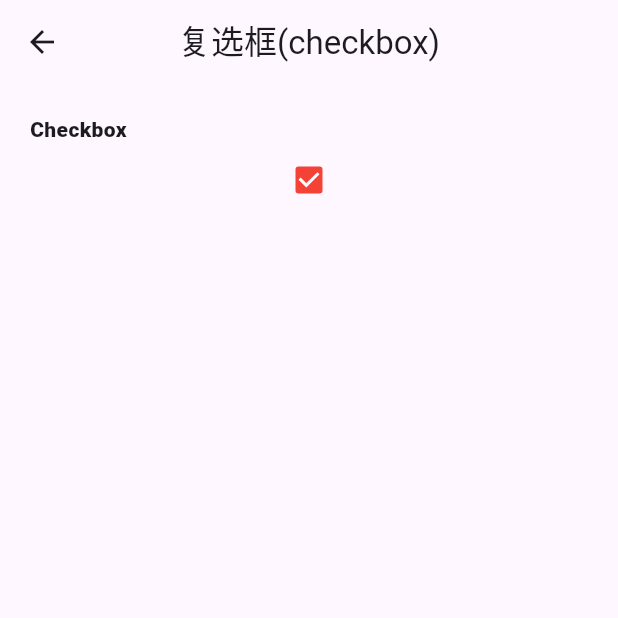
After one commit to iotzzh/zh-flutter-demos, a Flutter app: the ZHCheckbox screen opened by its route, on a phone screen of 412 x 824 dp, the top half of it. The commit adds this screen. Run offline on Flutter 3.47's test engine with Material 2 defaults, Android fonts, the phone set to English and light mode, and no system bars.

Commit message:
添加复选框组件

```diff
--- a/lib/main.dart
+++ b/lib/main.dart
@@ -4,6 +4,7 @@ import 'package:zh_flutter_demos/views/basic/button.dart';
 import 'package:zh_flutter_demos/views/basic/img_icon.dart';
 import 'package:zh_flutter_demos/views/form/form.dart';
 import 'package:zh_flutter_demos/views/form/switch.dart';
+import 'package:zh_flutter_demos/views/form/checkbox.dart';
 
 void main() => runApp(const MyApp());
 
@@ -29,6 +30,7 @@ class MyApp extends StatelessWidget {
         // 表单组件
         'form': (context) => const ZHForm(),
         'switch': (context) => const ZHSwitch(),
+        'checkbox': (context) => const ZHCheckbox(),
       },
     );
   }
@@ -77,9 +79,13 @@ List<Item> generateItems() {
         text: '表单(Form)',
         routeName: 'form',
       ),
-            ItemButton(
+      ItemButton(
         text: '开关(Switch)',
         routeName: 'switch',
+      ),
+      ItemButton(
+        text: '复选框(checkbox)',
+        routeName: 'checkbox',
       )
     ]),
     Item(headerValue: '布局类组件', buttons: [
--- /dev/null
+++ b/lib/views/form/checkbox.dart
@@ -0,0 +1,43 @@
+import 'package:flutter/cupertino.dart';
+import 'package:flutter/material.dart';
+
+class ZHCheckbox extends StatefulWidget {
+  const ZHCheckbox({Key? key}) : super(key: key);
+  @override
+  State<StatefulWidget> createState() {
+    return ZHCheckboxState();
+  }
+}
+
+class ZHCheckboxState extends State<ZHCheckbox> {
+  bool? _checkboxSelected = true; //维护复选框状态
+
+  @override
+  Widget build(BuildContext context) {
+    return Scaffold(
+        appBar: AppBar(
+          title: const Text('复选框(checkbox)'),
+          centerTitle: true,
+        ),
+        body: ListView(
+          shrinkWrap: true,
+          padding: const EdgeInsets.all(20.0),
+          children: <Widget>[
+            const Text(
+              'Checkbox',
+              style: TextStyle(fontWeight: FontWeight.w900),
+            ),
+            Checkbox(
+              value: _checkboxSelected,
+              activeColor: Colors.red, //选中时的颜色
+
+              onChanged: (value) {
+                setState(() {
+                  _checkboxSelected = value;
+                });
+              },
+            )
+          ],
+        ));
+  }
+}
--- a/lib/views/form/form.dart
+++ b/lib/views/form/form.dart
@@ -15,7 +15,7 @@ class ZHFormState extends State<ZHForm> {
   Widget build(BuildContext context) {
     return Scaffold(
         appBar: AppBar(
-          title: const Text('按钮(button)'),
+          title: const Text('表单(form)'),
           centerTitle: true,
         ),
         body: ListView(
```
